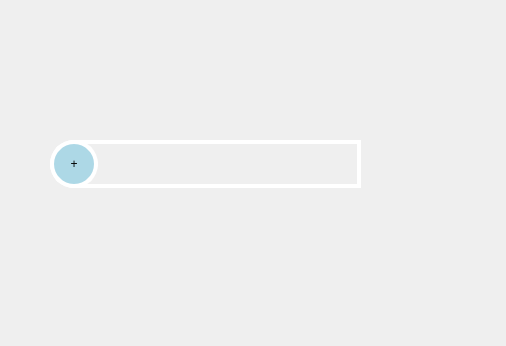
xtuer/Qt, file Gui/Form.ui: the form before one commit.
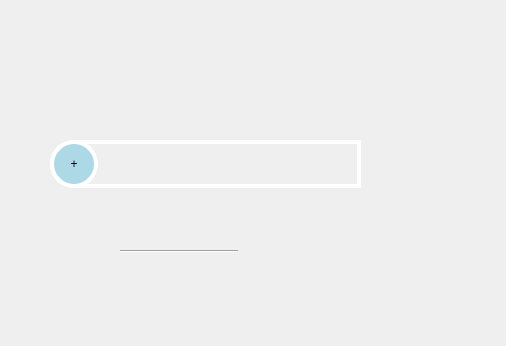
The form after the commit.

```diff
--- a/Gui/Form.ui
+++ b/Gui/Form.ui
@@ -77,6 +77,19 @@
     </item>
    </layout>
   </widget>
+  <widget class="Line" name="line">
+   <property name="geometry">
+    <rect>
+     <x>120</x>
+     <y>250</y>
+     <width>118</width>
+     <height>3</height>
+    </rect>
+   </property>
+   <property name="orientation">
+    <enum>Qt::Horizontal</enum>
+   </property>
+  </widget>
  </widget>
  <resources/>
  <connections/>
```
